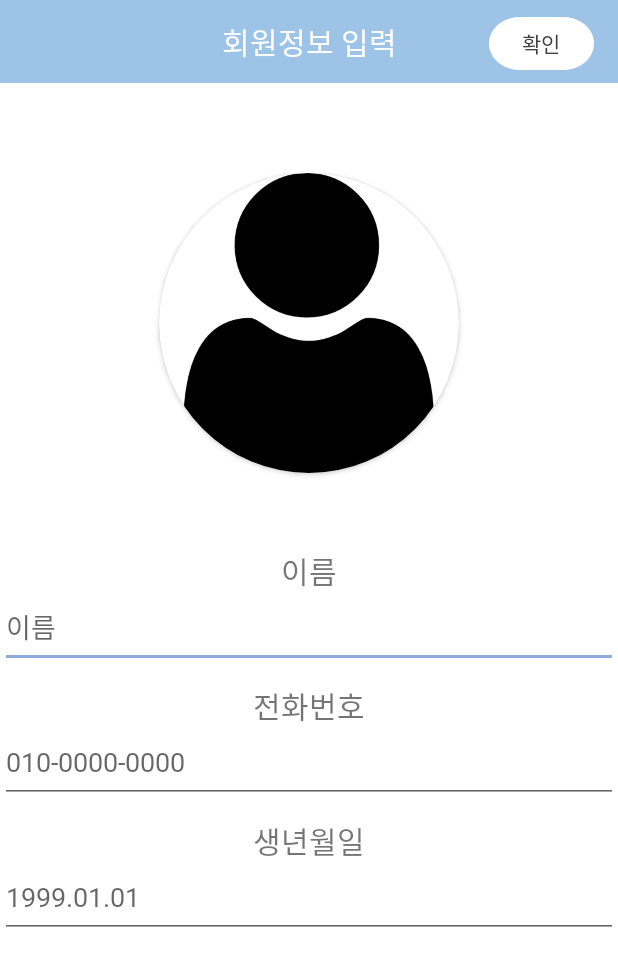
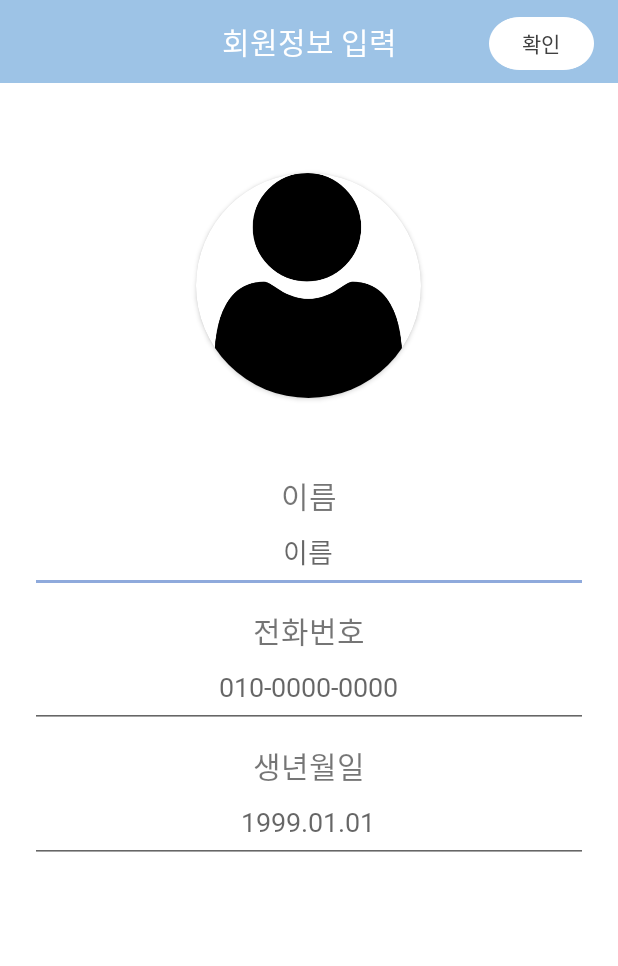
Before and after one commit to shinyeeun789/android-project, an Android app: the ProfileUpdateActivity screen opened directly, with no data from a screen before it, after a tap on "확인", on a phone screen of 412 x 824 dp. Shown: the top 966 px of the screen. Run offline under Robolectric (Android 15) with nearby library versions, the phone set to English and light mode, and no system bars; our stand-ins replace Firebase (no records; nobody signed in at launch, a user with empty details on screens opened directly).

Commit message:
Map 일부 구현 및 화면 수정

```diff
--- a/app/src/main/java/com/inhatc/mobile_project/ui/FragmentUser.java
+++ b/app/src/main/java/com/inhatc/mobile_project/ui/FragmentUser.java
@@ -33,7 +33,6 @@ public class FragmentUser extends Fragment {
         phoneNum = view.findViewById(R.id.tv_userPhone);
         birth = view.findViewById(R.id.tv_userBirth);
 
-
         FirebaseUser user = FirebaseAuth.getInstance().getCurrentUser();
         FirebaseFirestore db = FirebaseFirestore.getInstance();
 
--- a/app/src/main/java/com/inhatc/mobile_project/ui/ProfileUpdateActivity.java
+++ b/app/src/main/java/com/inhatc/mobile_project/ui/ProfileUpdateActivity.java
@@ -161,7 +161,7 @@ public class ProfileUpdateActivity extends AppCompatActivity {
                         });
             }
         }else{
-            Toast.makeText(ProfileUpdateActivity.this, "회원정보를 입력해주 세요.", Toast.LENGTH_SHORT).show();
+            Toast.makeText(ProfileUpdateActivity.this, "회원정보를 입력해주세요.", Toast.LENGTH_SHORT).show();
         }
     }
 
--- a/app/src/main/res/layout/activity_add_member_info.xml
+++ b/app/src/main/res/layout/activity_add_member_info.xml
@@ -48,11 +48,12 @@
         android:layout_height="match_parent"
         android:gravity="center_horizontal"
         android:orientation="vertical"
-        android:layout_marginTop="60dp">
+        android:layout_margin="20dp">
 
         <androidx.cardview.widget.CardView
-            android:layout_width="200dp"
-            android:layout_height="200dp"
+            android:layout_width="150dp"
+            android:layout_height="150dp"
+            android:layout_marginTop="40dp"
             app:cardCornerRadius="100dp">
 
             <ImageView
@@ -76,6 +77,7 @@
             android:layout_height="50dp"
             android:ems="10"
             android:fontFamily="@font/barunhipi"
+            android:textAlignment="center"
             android:hint="이름"
             android:inputType="textPersonName"
             android:paddingTop="5dp"
@@ -96,6 +98,7 @@
             android:ems="10"
             android:hint="010-0000-0000"
             android:fontFamily="@font/barunhipi"
+            android:textAlignment="center"
             android:inputType="phone"
             android:paddingTop="5dp"
             android:paddingEnd="5dp" />
@@ -115,6 +118,7 @@
             android:ems="10"
             android:hint="1999.01.01"
             android:fontFamily="@font/barunhipi"
+            android:textAlignment="center"
             android:inputType="date"
             android:paddingTop="5dp"
             android:paddingEnd="5dp" />
```
